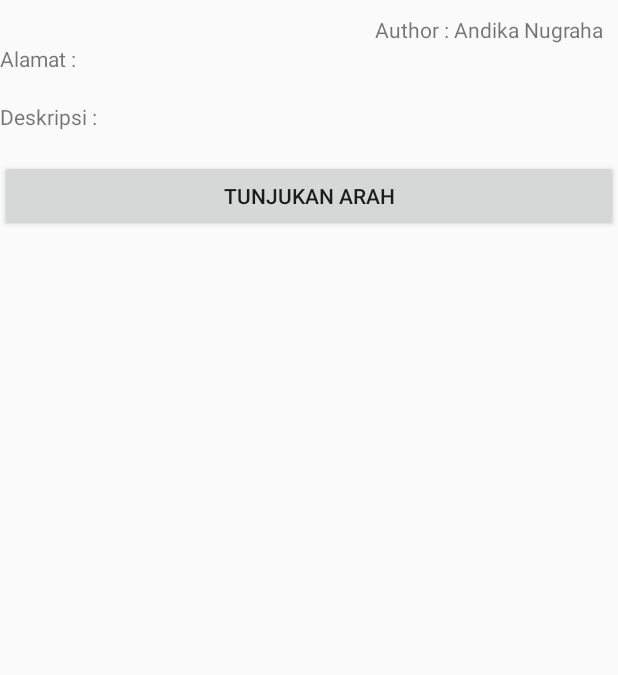
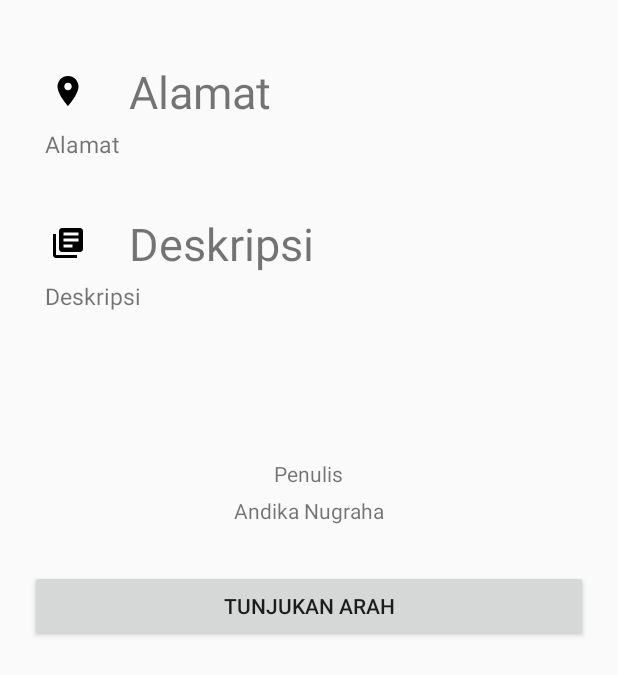
Before and after one commit to andikanugraha11/Where-We-Go, an Android app: the layout content_detail.xml on its own in the app's theme, with its tools: preview values and no code run, on a phone screen of 412 x 824 dp. Shown: the top 675 px of the screen. Run offline under Robolectric (Android 15) with nearby library versions, the phone set to English and light mode, and no system bars.

Commit message:
Layout oke

```diff
--- a/app/src/main/java/io/github/andikanugraha11/wherewego/Activity/signIn.java
+++ b/app/src/main/java/io/github/andikanugraha11/wherewego/Activity/signIn.java
@@ -67,7 +67,6 @@ public class signIn extends AppCompatActivity implements
         GoogleSignInOptions gso = new GoogleSignInOptions.Builder(GoogleSignInOptions.DEFAULT_SIGN_IN)
                 .requestIdToken(getString(R.string.default_web_client_id))
                 .requestEmail()
-
                 .build();
         // [END config_signin]
 
@@ -129,7 +128,9 @@ public class signIn extends AppCompatActivity implements
                             // Sign in success, update UI with the signed-in user's information
                             Log.d(TAG, "signInWithCredential:success");
                             FirebaseUser user = mAuth.getCurrentUser();
-                            updateUI(user);
+                            Intent i = new Intent(signIn.this, HomeActivity.class);
+                            startActivity(i);
+                            //updateUI(user);
                         } else {
                             // If sign in fails, display a message to the user.
                             Log.w(TAG, "signInWithCredential:failure", task.getException());
--- a/app/src/main/java/io/github/andikanugraha11/wherewego/fragment/MapFragment.java
+++ b/app/src/main/java/io/github/andikanugraha11/wherewego/fragment/MapFragment.java
@@ -9,6 +9,7 @@ import android.location.Location;
 import android.net.Uri;
 import android.os.Bundle;
 import android.support.annotation.NonNull;
+import android.support.design.widget.FloatingActionButton;
 import android.support.v4.app.ActivityCompat;
 import android.support.v4.app.Fragment;
 import android.support.v4.app.FragmentManager;
@@ -56,6 +57,7 @@ import java.util.HashMap;
 import java.util.Map;
 
 import io.github.andikanugraha11.wherewego.Activity.DetailActivity;
+import io.github.andikanugraha11.wherewego.Activity.HomeActivity;
 import io.github.andikanugraha11.wherewego.Model.ModelGetPlace;
 import io.github.andikanugraha11.wherewego.R;
 
@@ -159,10 +161,13 @@ public class MapFragment extends Fragment implements OnMapReadyCallback {
                     mMap.setOnMarkerClickListener(new GoogleMap.OnMarkerClickListener() {
                         @Override
                         public boolean onMarkerClick(Marker marker) {
+//                            HomeActivity fab = (HomeActivity)getActivity();
+//                            fab.hideFab.setVisibility(View.INVISIBLE);
                             marker.showInfoWindow();
                             return false;
                         }
                     });
+
 
                     mMap.setOnInfoWindowClickListener(new GoogleMap.OnInfoWindowClickListener() {
                         @Override
--- /dev/null
+++ b/app/src/main/res/drawable/ic_library_books_black_24dp.xml
@@ -0,0 +1,9 @@
+<vector xmlns:android="http://schemas.android.com/apk/res/android"
+        android:width="24dp"
+        android:height="24dp"
+        android:viewportWidth="24.0"
+        android:viewportHeight="24.0">
+    <path
+        android:fillColor="#FF000000"
+        android:pathData="M4,6L2,6v14c0,1.1 0.9,2 2,2h14v-2L4,20L4,6zM20,2L8,2c-1.1,0 -2,0.9 -2,2v12c0,1.1 0.9,2 2,2h12c1.1,0 2,-0.9 2,-2L22,4c0,-1.1 -0.9,-2 -2,-2zM19,11L9,11L9,9h10v2zM15,15L9,15v-2h6v2zM19,7L9,7L9,5h10v2z"/>
+</vector>
--- /dev/null
+++ b/app/src/main/res/drawable/ic_place_black_24dp.xml
@@ -0,0 +1,9 @@
+<vector xmlns:android="http://schemas.android.com/apk/res/android"
+        android:width="24dp"
+        android:height="24dp"
+        android:viewportWidth="24.0"
+        android:viewportHeight="24.0">
+    <path
+        android:fillColor="#FF000000"
+        android:pathData="M12,2C8.13,2 5,5.13 5,9c0,5.25 7,13 7,13s7,-7.75 7,-13c0,-3.87 -3.13,-7 -7,-7zM12,11.5c-1.38,0 -2.5,-1.12 -2.5,-2.5s1.12,-2.5 2.5,-2.5 2.5,1.12 2.5,2.5 -1.12,2.5 -2.5,2.5z"/>
+</vector>
--- a/app/src/main/res/layout/app_bar_home.xml
+++ b/app/src/main/res/layout/app_bar_home.xml
@@ -29,8 +29,9 @@
         android:layout_width="wrap_content"
         android:layout_height="wrap_content"
         android:layout_gravity="bottom|end"
-        android:layout_margin="@dimen/fab_margin"
+        android:layout_margin="35dp"
         app:srcCompat="@drawable/ic_add_black_24dp"
-        android:tint="#ffffff"/>
+        android:tint="#ffffff"
+        />
 
 </android.support.design.widget.CoordinatorLayout>
--- a/app/src/main/res/layout/content_detail.xml
+++ b/app/src/main/res/layout/content_detail.xml
@@ -11,42 +11,103 @@
     <LinearLayout
         android:layout_width="match_parent"
         android:layout_height="wrap_content"
+        android:layout_marginTop="25dp"
+        android:layout_marginLeft="20dp"
+        android:layout_marginRight="20dp"
+        android:layout_marginBottom="25dp"
         android:orientation="vertical">
-        <TextView
-            android:paddingTop="10dp"
-            android:paddingRight="10dp"
-            android:gravity="right"
-            android:id="@+id/author"
+        <LinearLayout
+            android:layout_marginTop="10dp"
             android:layout_width="match_parent"
             android:layout_height="wrap_content"
-            android:text="Author : Andika Nugraha"
-            />
-        <TextView
+            android:orientation="horizontal">
+            <ImageButton
+                android:layout_width="50dp"
+                android:layout_height="50dp"
+                android:layout_marginRight="@dimen/md_keylines"
+                app:srcCompat="@drawable/ic_place_black_24dp"
+                style="?android:attr/borderlessButtonStyle"
+                android:tint="#000000" />
+            <TextView
+
+                android:paddingTop="5dp"
+                android:layout_width="wrap_content"
+                android:layout_height="wrap_content"
+                android:layout_weight="1"
+                android:textSize="30dp"
+                android:text="Alamat"/>
+        </LinearLayout>
+        <LinearLayout
             android:layout_width="match_parent"
             android:layout_height="wrap_content"
-            android:text="Alamat : "
-            />
-        <TextView
-            android:id="@+id/address"
+            android:orientation="horizontal">
+
+            <TextView
+                android:id="@+id/address"
+                android:layout_marginLeft="10dp"
+                android:layout_width="wrap_content"
+                android:layout_height="wrap_content"
+                android:textSize="15dp"
+                android:text="Alamat"/>
+        </LinearLayout>
+        <LinearLayout
+            android:layout_marginTop="30dp"
             android:layout_width="match_parent"
             android:layout_height="wrap_content"
-            android:text=""
-        />
-        <TextView
+            android:orientation="horizontal">
+            <ImageButton
+                android:layout_width="50dp"
+                android:layout_height="50dp"
+                android:layout_marginRight="@dimen/md_keylines"
+                app:srcCompat="@drawable/ic_library_books_black_24dp"
+                style="?android:attr/borderlessButtonStyle"
+                android:tint="#000000" />
+            <TextView
+                android:paddingTop="5dp"
+                android:layout_width="wrap_content"
+                android:layout_height="wrap_content"
+                android:layout_weight="1"
+                android:textSize="30dp"
+                android:text="Deskripsi"/>
+        </LinearLayout>
+        <LinearLayout
             android:layout_width="match_parent"
             android:layout_height="wrap_content"
-            android:text="Deskripsi :"
-            />
+            android:orientation="horizontal"
+            android:layout_marginBottom="50dp">
+
+            <TextView
+                android:id="@+id/description"
+                android:layout_marginLeft="10dp"
+                android:layout_width="wrap_content"
+                android:layout_height="wrap_content"
+                android:textSize="15dp"
+                android:text="Deskripsi"/>
+        </LinearLayout>
+
+        <de.hdodenhof.circleimageview.CircleImageView
+            android:layout_width="48dp"
+            android:layout_height="48dp"
+            android:layout_gravity="center"/>
         <TextView
-            android:id="@+id/description"
-            android:layout_width="match_parent"
+            android:layout_width="wrap_content"
             android:layout_height="wrap_content"
-            android:text=""
-        />
+            android:layout_gravity="center"
+            android:text="Penulis"/>
+        <TextView
+            android:id="@+id/author"
+            android:layout_marginTop="5dp"
+            android:layout_width="wrap_content"
+            android:layout_height="wrap_content"
+            android:layout_gravity="center"
+            android:text="Andika Nugraha"/>
         <Button
+            android:layout_marginTop="30dp"
             android:id="@+id/direction"
             android:layout_width="match_parent"
             android:layout_height="wrap_content"
-            android:text="Tunjukan Arah"/>
+            android:text="Tunjukan Arah"
+            />
+
     </LinearLayout>
 </android.support.v4.widget.NestedScrollView>
--- a/app/src/main/res/layout/nav_header_home.xml
+++ b/app/src/main/res/layout/nav_header_home.xml
@@ -19,7 +19,7 @@
         android:layout_height="80dp"
         android:paddingTop="@dimen/nav_header_vertical_spacing"
         android:src="@android:drawable/sym_def_app_icon"
-        app:civ_border_width="2dp"
+        app:civ_border_width="1dp"
         app:civ_border_color="#FF000000"/>
 
     <TextView
@@ -34,6 +34,6 @@
         android:id="@+id/email"
         android:layout_width="wrap_content"
         android:layout_height="wrap_content"
-        android:text="Silahkan Login Menggunakan Akun Google" />
+        android:text="Silahkan Login" />
 
 </LinearLayout>
--- a/app/src/main/res/menu/home.xml
+++ b/app/src/main/res/menu/home.xml
@@ -4,6 +4,6 @@
     <item
         android:id="@+id/action_settings"
         android:orderInCategory="100"
-        android:title="@string/action_settings"
+        android:title="Keluar"
         app:showAsAction="never" />
 </menu>
```
Also changed, not shown: app/src/main/java/io/github/andikanugraha11/wherewego/Activity/HomeActivity.java (+29 -14 lines), app/src/main/res/drawable/ic_account_circle_black_24dp.xml (added, +9 -0 lines), app/src/main/res/drawable/ic_directions_run_black_24dp.xml (added, +9 -0 lines), app/src/main/res/drawable/ic_toys_black_24dp.xml (added, +9 -0 lines), app/src/main/res/menu/activity_home_drawer.xml (+10 -22 lines).
